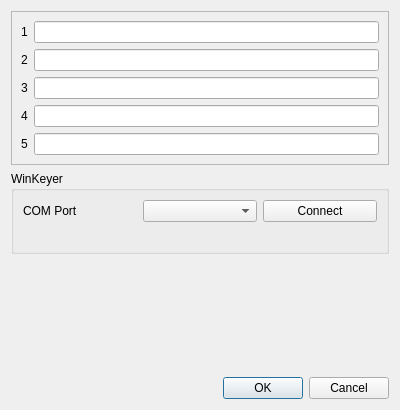
Qt form dialogcwkeyer.ui (PianetaRadio/CatRadio) before a commit.
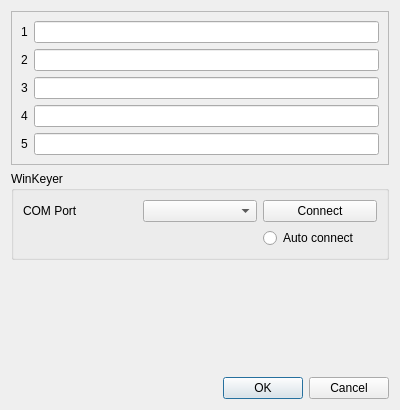
The same form after that commit.

What changed in the file:
```diff
--- a/dialogcwkeyer.ui
+++ b/dialogcwkeyer.ui
@@ -109,6 +109,13 @@
         </property>
        </widget>
       </item>
+      <item row="1" column="2">
+       <widget class="QRadioButton" name="radioButton_autoConnect">
+        <property name="text">
+         <string>Auto connect</string>
+        </property>
+       </widget>
+      </item>
      </layout>
     </widget>
    </item>
```
